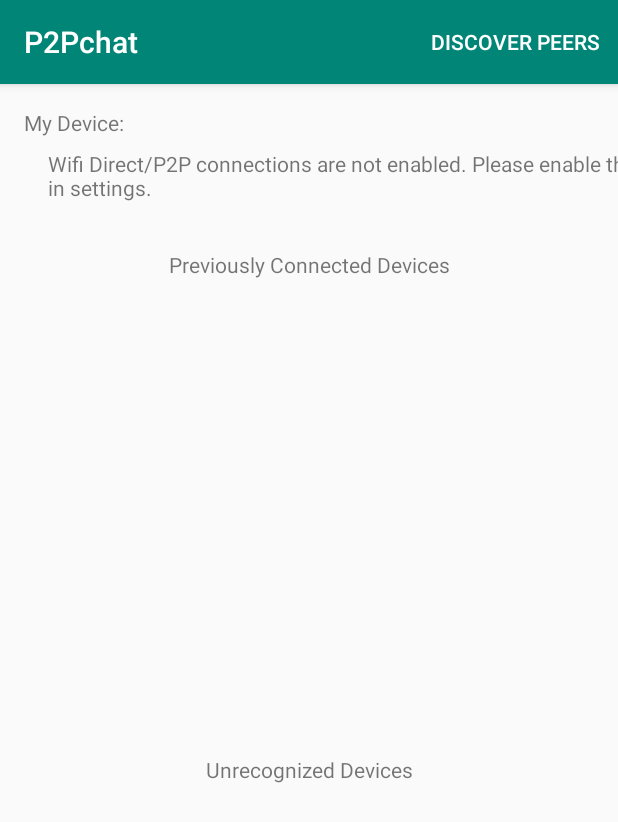
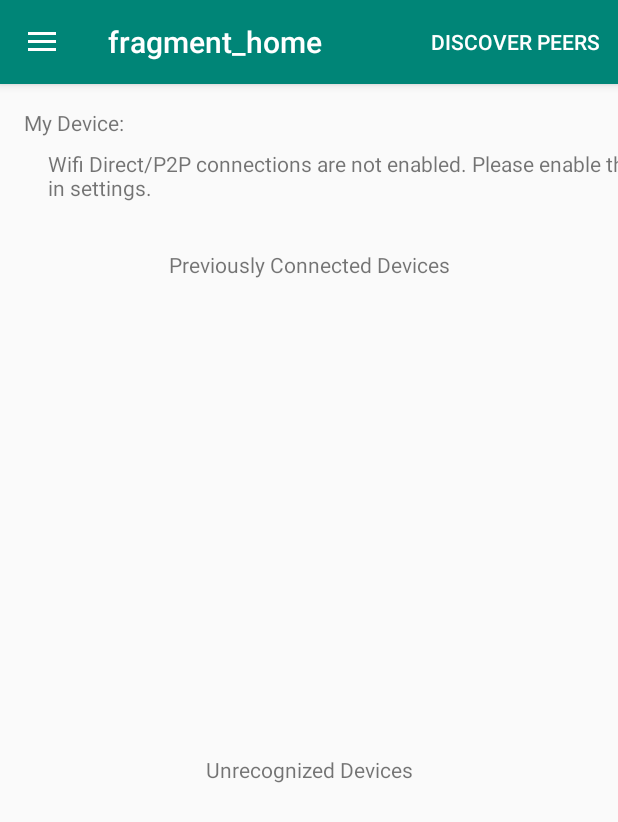
Before and after one commit to p2pchat/p2pChat, an Android app: the screen it shows after launch (MainActivity), on a phone screen of 412 x 824 dp. Shown: the top 822 px of the screen. Run offline under Robolectric (Android 15) with nearby library versions, the phone set to English and light mode, and no system bars; our stand-ins replace data binding, navigation-ui.

Commit message:
added drawerLayout to main fragment
added a drawer to the main view that currently goes nowhere

```diff
--- a/app/src/main/java/edu/uwstout/p2pchat/HomeFragment.java
+++ b/app/src/main/java/edu/uwstout/p2pchat/HomeFragment.java
@@ -122,7 +122,7 @@ public class HomeFragment extends Fragment implements WifiDirect.PeerDiscoveryLi
                 wifiP2pDeviceList.getDeviceList().toArray(new WifiP2pDevice[0]);
 
         // Log some information for sanity check
-        Log.i("MainActivity", "Size of peer list: " + peers.length);
+        Log.i("HomeFragment", "Size of peer list: " + peers.length);
         // Clear the old peer list
         binding.unrecognizedList.removeAllViews();
         // create a new peer list
--- a/app/src/main/java/edu/uwstout/p2pchat/MainActivity.java
+++ b/app/src/main/java/edu/uwstout/p2pchat/MainActivity.java
@@ -8,12 +8,24 @@ import android.os.Bundle;
 import android.util.Log;
 
 import androidx.annotation.NonNull;
+import androidx.annotation.Nullable;
 import androidx.appcompat.app.AppCompatActivity;
+import androidx.databinding.DataBindingUtil;
+import androidx.drawerlayout.widget.DrawerLayout;
+import androidx.navigation.NavController;
+import androidx.navigation.NavDestination;
+import androidx.navigation.Navigation;
+import androidx.navigation.ui.NavigationUI;
+
+import edu.uwstout.p2pchat.databinding.ActivityMainBinding;
 
 public class MainActivity extends AppCompatActivity
 {
     // Necessary for consistency between methods
     private static final int PERMISSIONS_REQUEST_CODE_ACCESS_COARSE_LOCATION = 1001;
+
+    private ActivityMainBinding binding;
+    private DrawerLayout drawerLayout;
 
     /**
      * A lifecycle function which creates the view
@@ -25,8 +37,28 @@ public class MainActivity extends AppCompatActivity
     public void onCreate(Bundle savedInstanceState)
     {
         super.onCreate(savedInstanceState);
-        setContentView(R.layout.activity_main);
+        this.binding = DataBindingUtil.setContentView(this, R.layout.activity_main);
+        this.drawerLayout = binding.drawerLayout;
+        final NavController navController =
+                Navigation.findNavController(this, R.id.mainNavHostFragment);
+        NavigationUI.setupActionBarWithNavController(this, navController, this.drawerLayout);
 
+        // prevent nav gesture if not on start destination
+        navController.addOnDestinationChangedListener(
+                new NavController.OnDestinationChangedListener()
+                {
+                    @Override
+                    public void onDestinationChanged(@NonNull NavController controller,
+                            @NonNull NavDestination destination, @Nullable Bundle arguments)
+                    {
+                        if (destination.getId() == navController.getGraph().getStartDestination()) {
+                            drawerLayout.setDrawerLockMode(DrawerLayout.LOCK_MODE_UNLOCKED);
+                        } else {
+                            drawerLayout.setDrawerLockMode(DrawerLayout.LOCK_MODE_LOCKED_CLOSED);
+                        }
+                    }
+                });
+        NavigationUI.setupWithNavController(binding.mainNavView, navController);
 //        // Check if the app has permissions to use location data, and ask for it if we don't.
 //        if (Build.VERSION.SDK_INT >= Build.VERSION_CODES.M
 //                && checkSelfPermission(Manifest.permission.ACCESS_COARSE_LOCATION)
@@ -71,4 +103,14 @@ public class MainActivity extends AppCompatActivity
         }
     }
 
+    /**
+     * Makes it possible to use the up button in the top left corner of the screen
+     * @return a boolean indicating if the fragment can move up on the back stack.
+     */
+    @Override
+    public boolean onSupportNavigateUp()
+    {
+        final NavController navController = Navigation.findNavController(this, R.id.mainNavHostFragment);
+        return NavigationUI.navigateUp(navController, drawerLayout);
+    }
 }
--- a/app/src/main/res/layout/activity_main.xml
+++ b/app/src/main/res/layout/activity_main.xml
@@ -1,7 +1,12 @@
 <?xml version="1.0" encoding="utf-8"?>
-<androidx.constraintlayout.widget.ConstraintLayout
+<layout
     xmlns:android="http://schemas.android.com/apk/res/android"
-    xmlns:app="http://schemas.android.com/apk/res-auto"
+    xmlns:app="http://schemas.android.com/apk/res-auto">
+    <androidx.drawerlayout.widget.DrawerLayout
+        android:id="@+id/drawerLayout"
+        android:layout_width="match_parent"
+        android:layout_height="match_parent">
+        <LinearLayout
             xmlns:tools="http://schemas.android.com/tools"
             tools:context="edu.uwstout.p2pchat.MainActivity"
             android:layout_width="match_parent"
@@ -15,4 +20,15 @@
                 app:defaultNavHost="true"
                 app:navGraph="@navigation/navigation" />
 
-</androidx.constraintlayout.widget.ConstraintLayout>
+        </LinearLayout>
+
+        <!-- this will add the nav drawer to the root layout -->
+        <com.google.android.material.navigation.NavigationView
+            android:id="@+id/mainNavView"
+            android:layout_width="wrap_content"
+            android:layout_height="match_parent"
+            android:layout_gravity="start"
+            app:menu="@menu/navdrawer_menu"
+            />
+    </androidx.drawerlayout.widget.DrawerLayout>
+</layout>
--- /dev/null
+++ b/app/src/main/res/menu/navdrawer_menu.xml
@@ -0,0 +1,16 @@
+<?xml version="1.0" encoding="utf-8"?>
+<menu xmlns:android="http://schemas.android.com/apk/res/android">
+
+    <!-- add an icon too each item later -->
+    <item
+        android:id="@+id/chatHistory"
+        android:title="@string/chat_history"/>
+
+    <item
+        android:id="@+id/settings"
+        android:title="@string/settings"/>
+
+    <item
+        android:id="@+id/helpPage"
+        android:title="@string/help"/>
+</menu>
--- a/app/src/main/res/values/strings.xml
+++ b/app/src/main/res/values/strings.xml
@@ -10,4 +10,7 @@
     <string name="p2p_not_enabled_error">Wifi Direct/P2P connections are not enabled.
         Please enable them in settings.</string>
     <string name="discover_peers">Discover Peers</string>
+    <string name="chat_history">Chat History</string>
+    <string name="settings">Settings</string>
+    <string name="help">Help</string>
 </resources>
```
Lines whose indentation alone changed are shown as unchanged.
